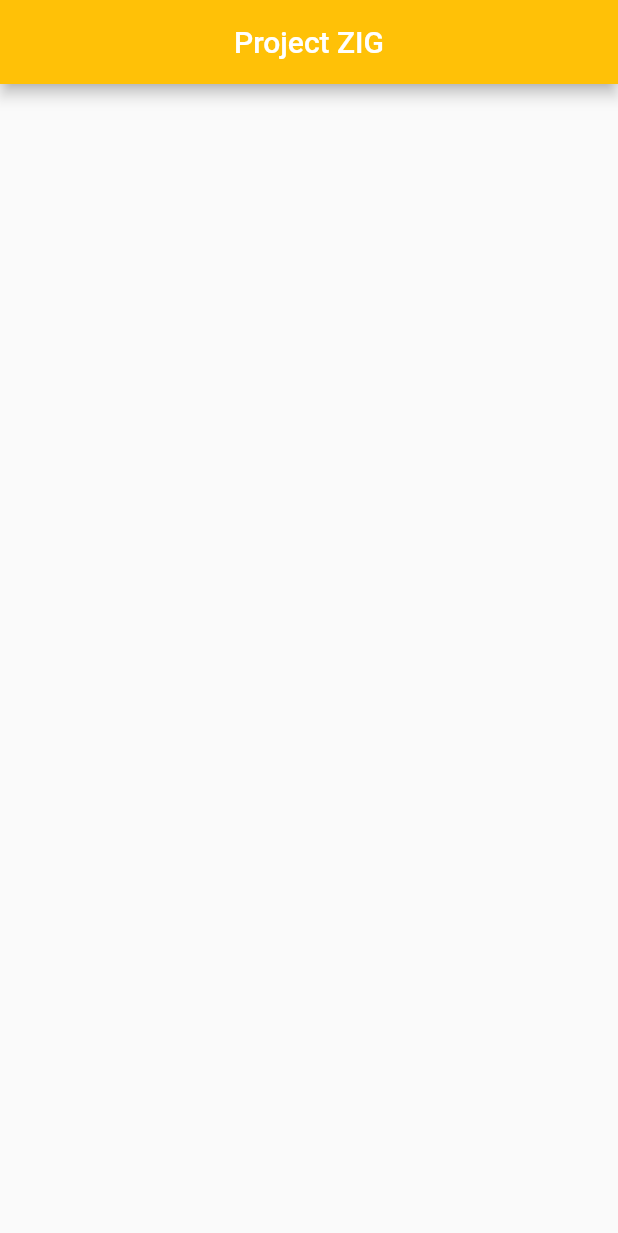
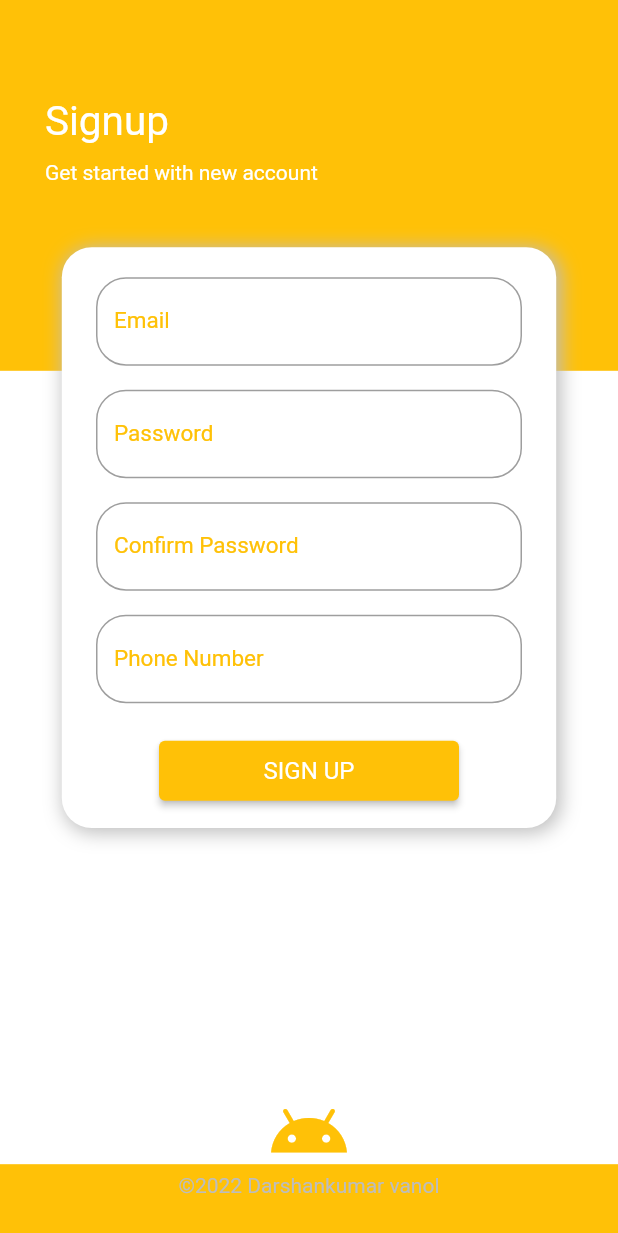
Before and after one commit to DarshanPZignuts/zig_app, a Flutter app: the screen it shows after launch, on a phone screen of 412 x 824 dp. Shown: the top 1233 px of the screen. Run offline on Flutter 3.47's test engine with Material 2 defaults, Android fonts, the phone set to English and light mode, and no system bars.

Commit message:
added signin page

```diff
--- a/lib/main.dart
+++ b/lib/main.dart
@@ -1,5 +1,6 @@
 import 'package:flutter/material.dart';
 import 'package:zig_project/pages/dashboard.dart';
+import 'package:zig_project/pages/signin.dart';
 import 'package:zig_project/pages/splash_screen.dart';
 
 void main() {
@@ -13,7 +14,7 @@ class MyApp extends StatelessWidget {
   Widget build(BuildContext context) {
     return MaterialApp(
       debugShowCheckedModeBanner: false,
-      home:SplashScreen(),
+      home:SignIn(),
     );
   }
 }
--- /dev/null
+++ b/lib/pages/signin.dart
@@ -0,0 +1,169 @@
+import 'package:flutter/material.dart';
+import 'package:flutter/services.dart';
+import 'package:flutter/src/widgets/container.dart';
+import 'package:flutter/src/widgets/framework.dart';
+
+class SignIn extends StatefulWidget {
+  const SignIn({super.key});
+
+  @override
+  State<SignIn> createState() => _SignInState();
+}
+
+class _SignInState extends State<SignIn> {
+
+  GlobalKey<FormState> _formkey = GlobalKey<FormState>();
+
+
+TextEditingController _emailcontroller = TextEditingController();
+TextEditingController _passwordcontroller = TextEditingController();
+TextEditingController _confirmpasswordcontroller = TextEditingController();
+TextEditingController _phonecontroller = TextEditingController();
+
+Widget _buildInput({ required String label,required TextEditingController controller,required bool obscureText,required String? validate(String? s),required Function onTap}){
+  return
+  Container(
+    height: 60,
+    width: 300,
+    // decoration: BoxDecoration(
+    //   border: Border.all(color: Colors.amber,width: 1),
+    //   borderRadius: BorderRadius.circular(10)
+    // ),
+   child:Padding(
+       padding: const EdgeInsets.only(left: 8,right: 8),
+       child:
+      TextFormField(
+        validator: validate,
+        cursorColor: Colors.amber,
+        cursorHeight: 20,
+         style: TextStyle(color: Colors.grey.shade600),
+        controller: controller,
+        obscureText: obscureText,
+        onEditingComplete: onTap(),
+        decoration: InputDecoration(
+          border: OutlineInputBorder(borderSide: BorderSide(color: Colors.black),borderRadius: BorderRadius.all(Radius.circular(20))),
+        focusedBorder: OutlineInputBorder(borderSide: BorderSide(color: Colors.amber)),
+
+          label: Text(
+            label,
+            style: TextStyle(
+              color: Colors.amber,
+              fontSize: 15
+              ),
+              ),
+          ),
+          )));
+}
+
+  @override
+  Widget build(BuildContext context) {
+     final height=MediaQuery.of(context).size.height;
+      final width=MediaQuery.of(context).size.width;
+    return Scaffold(
+      backgroundColor: Colors.amber,
+
+      body: SafeArea(
+        child: Container(
+          child: Stack(
+            children:[ Column(children: [
+              Container(color: Colors.amber,height: height*0.3,width: width,
+              child: Padding(
+                padding: const EdgeInsets.only(left: 30,top: 65),
+                child: Column(
+                  crossAxisAlignment: CrossAxisAlignment.start,
+                  children: [
+                    Text("Signup",style: TextStyle(color: Colors.white,fontWeight: FontWeight.w400,fontSize: 27),),
+                    SizedBox(height: 10,),
+                    Text("Get started with new account",style:TextStyle(color: Colors.white),),
+                  ],
+                ),
+              ),
+              ),
+              Container(color: Colors.white,height: height*0.6419,width: width,
+              child: Padding(
+                padding: EdgeInsets.only(top: 480),
+                child: Column(
+                  children: [
+                    Icon(Icons.android,color: Colors.amber,size: 55,),
+                    Text("©2022 Darshankumar vanol",style: TextStyle(color: Colors.grey.shade400),)
+                  ],
+                ))
+
+              ,)
+            ],),
+            Positioned(
+              left: width*0.1,
+              top: height*0.2,
+              child: Form(
+                key: _formkey,
+                child: Container(
+
+                  height: height*0.47,
+                  width: width*0.8,
+                  decoration: BoxDecoration(
+                    color: Colors.white,
+                    borderRadius: BorderRadius.all(Radius.circular(20)),
+
+                    boxShadow: [
+                      BoxShadow(
+                        offset: Offset(2,2),
+                        color: Colors.grey.shade400,
+                        blurRadius: 10,
+                        spreadRadius: 1
+
+                    )],
+                  ),
+                  child: Column(children: [
+                    SizedBox(height: 20,),
+                    _buildInput(label: "Email",obscureText: false,onTap: (){}
+                    ,validate: (String? val){
+                      if(val!.isEmpty || val==null){
+                        return "* required";
+                      }
+                    },controller: _emailcontroller),
+                    SizedBox(height: 15,),
+                   _buildInput(label: "Password",obscureText: true,onTap: (){},validate: (String? val){
+                      if(val!.isEmpty || val==null){
+                        return "* required";
+                      }
+                    },controller: _passwordcontroller),
+                    SizedBox(height: 15,),
+                     _buildInput(label: "Confirm Password",obscureText: true,onTap: (){},validate: (String? val){
+                      if(val!.isEmpty || val==null){
+                        return "* required";
+                      }
+                    },controller: _confirmpasswordcontroller),
+                    SizedBox(height: 15,),
+                    _buildInput(label: "Phone Number",obscureText: false,onTap: (){},validate: (String? val){
+                      if(val!.isEmpty || val==null){
+                        return "* required";
+                      }
+                    },controller: _phonecontroller),
+                    SizedBox(height: 20,),
+                    ElevatedButton(
+                      onPressed: (){
+                        if(_formkey.currentState!.validate()){
+                          print("Validated");
+                        }else{
+                          print("Invalid");
+                        }
+
+                      },
+                      child: Text("SIGN UP",style: TextStyle(fontSize: 16,fontWeight: FontWeight.w400),),
+                      style: ButtonStyle(
+                        backgroundColor: MaterialStateProperty.all(Colors.amber),
+                        fixedSize: MaterialStatePropertyAll(Size(200,40)),
+
+                        ),
+                        )
+                  ]),
+                  ),
+              ),
+            )
+            ]
+          )
+          ),
+      ),
+    );
+  }
+}
```
